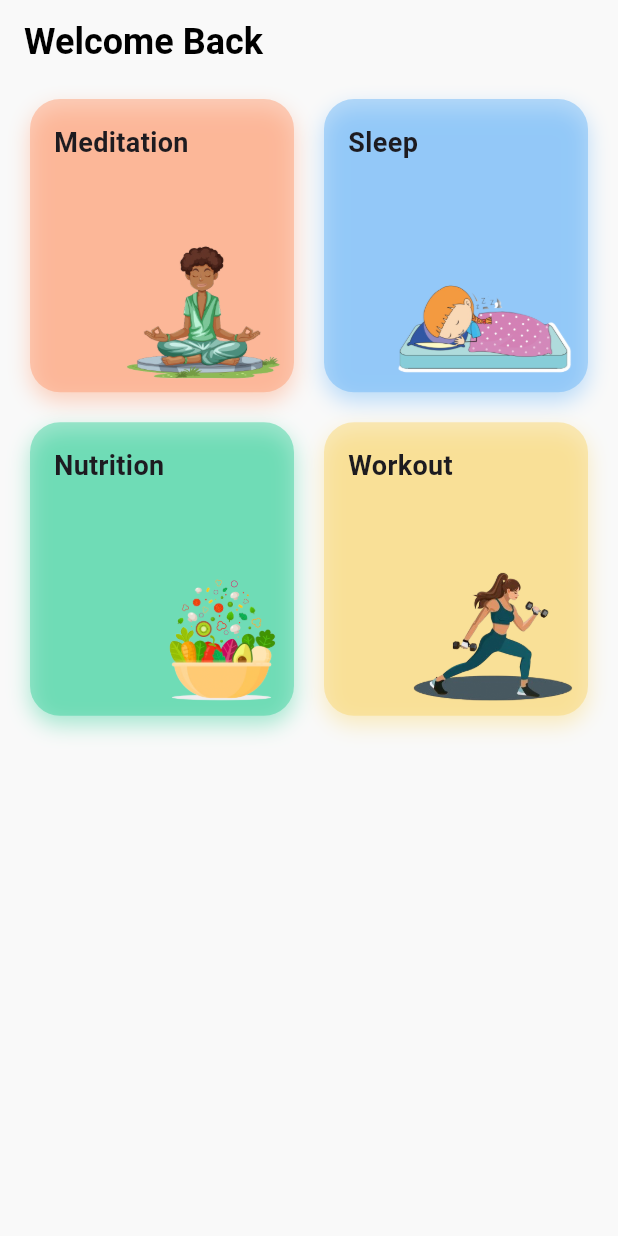
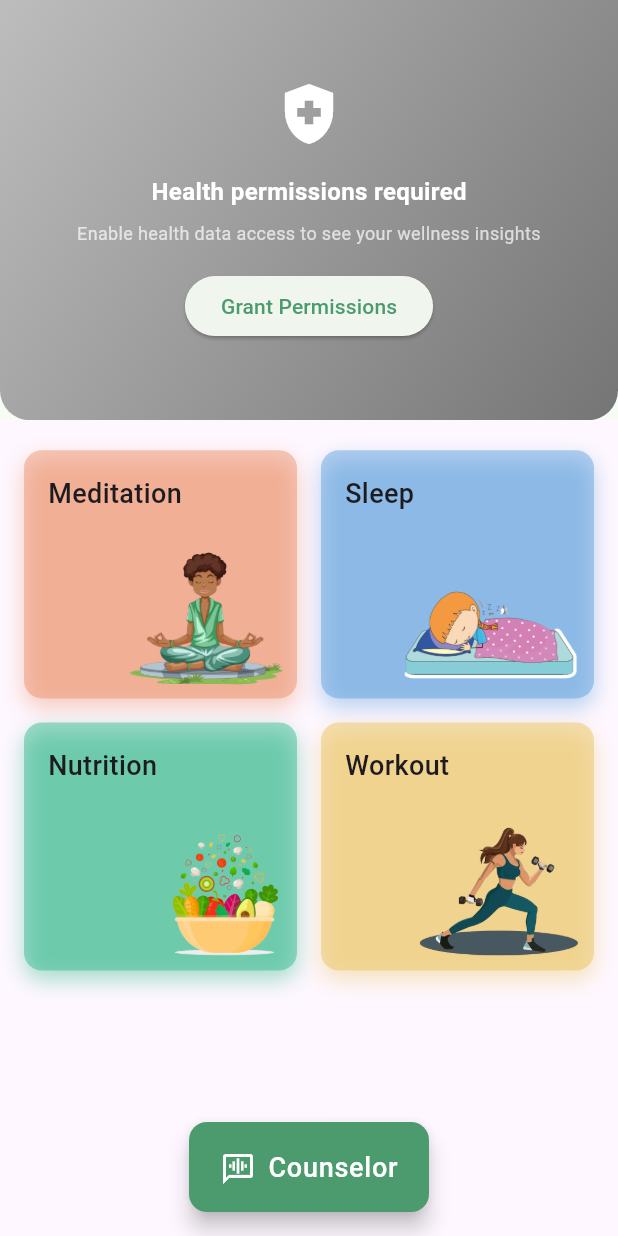
Before and after one commit to sitatec/Waico, a Flutter app: the screen it shows after launch, on a phone screen of 412 x 824 dp. Run offline on Flutter 3.47's test engine with Material 3 defaults, Android fonts, the phone set to English and light mode, and no system bars; our stand-ins replace permission_handler; missing offline and left inert: background_downloader, flutter_ai_toolkit, flutter_gemma, health.

Commit message:
Add health data and counselor CTA to homepage

```diff
--- a/lib/main.dart
+++ b/lib/main.dart
@@ -9,9 +9,16 @@ class App extends StatelessWidget {
   const App({super.key});
 
   @override
-  Widget build(BuildContext context) => MaterialApp(
-    title: 'Gemma 3n Chat',
-    theme: ThemeData(primarySwatch: Colors.blue),
-    home: HomePage(),
-  );
+  Widget build(BuildContext context) {
+    final defaultTheme = Theme.of(context);
+    final primaryColor = Color(0xFF4B9B6E);
+    return MaterialApp(
+      title: 'Gemma 3n Chat',
+      theme: defaultTheme.copyWith(
+        colorScheme: ColorScheme.fromSeed(seedColor: primaryColor).copyWith(primary: primaryColor),
+        appBarTheme: defaultTheme.appBarTheme.copyWith(surfaceTintColor: primaryColor),
+      ),
+      home: HomePage(),
+    );
+  }
 }
--- a/lib/pages/home_page.dart
+++ b/lib/pages/home_page.dart
@@ -1,4 +1,5 @@
 import 'package:flutter/material.dart';
+import '../widgets/health_dashboard.dart';
 
 class HomePage extends StatelessWidget {
   const HomePage({super.key});
@@ -8,46 +9,50 @@ class HomePage extends StatelessWidget {
     final features = <Map<String, dynamic>>[
       {
         'title': 'Meditation',
-        'color': const Color.fromARGB(109, 254, 148, 102),
+        'color': const Color.fromARGB(108, 234, 136, 93),
         'image': {'url': 'assets/images/meditation.png', 'size': 105.0},
       },
       {
         'title': 'Sleep',
-        'color': const Color.fromARGB(109, 93, 175, 247),
+        'color': const Color.fromARGB(108, 79, 152, 216),
         'image': {'url': 'assets/images/sleep.png', 'size': 120.0},
       },
       {
         'title': 'Nutrition',
-        'color': const Color.fromARGB(108, 38, 204, 146),
+        'color': const Color.fromARGB(108, 32, 179, 128),
         'image': {'url': 'assets/images/nutrition.png', 'size': 85.0},
       },
       {
         'title': 'Workout',
-        'color': const Color.fromARGB(110, 250, 211, 100),
+        'color': const Color.fromARGB(118, 232, 194, 89),
         'image': {'url': 'assets/images/workout.png', 'size': 110.0},
       },
     ];
+    final theme = Theme.of(context);
 
     return Scaffold(
-      backgroundColor: const Color(0xFFF9F9F9),
-      appBar: AppBar(
-        title: const Text(
-          'Welcome Back',
-          style: TextStyle(fontWeight: FontWeight.bold, fontSize: 24, color: Colors.black),
+      body: CustomScrollView(
+        slivers: [
+          SliverAppBar(
+            surfaceTintColor: theme.colorScheme.primary,
+            expandedHeight: MediaQuery.sizeOf(context).height * 0.34,
+            flexibleSpace: FlexibleSpaceBar(
+              expandedTitleScale: 1.2,
+              background: ClipRRect(
+                borderRadius: BorderRadius.vertical(bottom: Radius.circular(20)),
+                child: const HealthDashboard(),
               ),
-        backgroundColor: Colors.transparent,
-        elevation: 0,
-        centerTitle: false,
             ),
-      body: Padding(
-        padding: const EdgeInsets.symmetric(horizontal: 20, vertical: 10),
-        child: GridView.builder(
+          ),
+          SliverPadding(
+            padding: const EdgeInsets.symmetric(horizontal: 16, vertical: 20),
+            sliver: SliverGrid.builder(
               itemCount: features.length,
               gridDelegate: const SliverGridDelegateWithFixedCrossAxisCount(
                 crossAxisCount: 2,
-            mainAxisSpacing: 20,
-            crossAxisSpacing: 20,
-            childAspectRatio: 0.9,
+                mainAxisSpacing: 16,
+                crossAxisSpacing: 16,
+                childAspectRatio: 1.1,
               ),
               itemBuilder: (context, index) {
                 final feature = features[index];
@@ -58,6 +63,38 @@ class HomePage extends StatelessWidget {
                   imageSize: feature['image']['size'],
                 );
               },
+            ),
+          ),
+          SliverToBoxAdapter(child: SizedBox(height: 1400)),
+        ],
+      ),
+      floatingActionButtonLocation: FloatingActionButtonLocation.centerFloat,
+      floatingActionButton: Theme(
+        data: theme.copyWith(
+          floatingActionButtonTheme: theme.floatingActionButtonTheme.copyWith(
+            backgroundColor: theme.colorScheme.primary,
+            sizeConstraints: BoxConstraints(minWidth: 160, minHeight: 60),
+          ),
+        ),
+        child: FloatingActionButton(
+          shape: RoundedRectangleBorder(borderRadius: BorderRadius.circular(12)),
+          onPressed: () {},
+          child: Row(
+            mainAxisSize: MainAxisSize.min,
+            crossAxisAlignment: CrossAxisAlignment.end,
+            children: [
+              Icon(Icons.voice_chat, color: theme.colorScheme.onPrimary),
+              const SizedBox(width: 8),
+              Text(
+                "Counselor",
+                style: theme.textTheme.bodyLarge?.copyWith(
+                  fontSize: 18,
+                  fontWeight: FontWeight.w500,
+                  color: theme.colorScheme.onPrimary,
+                ),
+              ),
+            ],
+          ),
         ),
       ),
     );
@@ -77,7 +114,7 @@ class FeatureCard extends StatelessWidget {
     return Container(
       decoration: BoxDecoration(
         color: color,
-        borderRadius: BorderRadius.circular(20),
+        borderRadius: BorderRadius.circular(12),
         boxShadow: [BoxShadow(color: color.withValues(alpha: 0.4), blurRadius: 12, offset: const Offset(0, 6))],
       ),
       child: Stack(
@@ -85,7 +122,7 @@ class FeatureCard extends StatelessWidget {
           Positioned(
             top: 16,
             left: 16,
-            child: Text(title, style: const TextStyle(fontSize: 18, fontWeight: FontWeight.w600)),
+            child: Text(title, style: const TextStyle(fontSize: 18, fontWeight: FontWeight.w500)),
           ),
           Positioned(
             bottom: 8,
--- a/lib/widgets/health_dashboard.dart
+++ b/lib/widgets/health_dashboard.dart
@@ -207,30 +207,38 @@ class _HealthDashboardState extends State<HealthDashboard> {
                   childAspectRatio: 1.2,
                   shrinkWrap: true,
                   children: [
-                    _HealthMetricCard(icon: Icons.directions_walk, title: 'Steps', value: _steps.toString(), unit: ''),
+                    _HealthMetricCard(
+                      icon: Icons.directions_walk,
+                      title: 'Steps',
+                      value: _steps.toString(),
+                      unit: '',
+                      iconSize: 19,
+                    ),
                     _HealthMetricCard(
                       icon: Icons.favorite,
                       title: 'Heart Rate',
                       value: _heartRate.toInt().toString(),
-                      unit: 'bpm',
+                      unit: 'BPM',
+                      iconSize: 17,
                     ),
                     _HealthMetricCard(
                       icon: Icons.local_fire_department,
                       title: 'Calories',
                       value: _calories.toInt().toString(),
-                      unit: 'cal',
+                      unit: 'CAL',
+                      iconSize: 19,
                     ),
                     _HealthMetricCard(
                       icon: Icons.bedtime,
                       title: 'Sleep',
                       value: _sleepHours.toStringAsFixed(1),
-                      unit: 'hrs',
+                      unit: 'HOURS',
                     ),
                     _HealthMetricCard(
                       icon: Icons.water_drop,
                       title: 'Water',
                       value: _waterIntake.toStringAsFixed(1),
-                      unit: 'L',
+                      unit: 'LITERS',
                     ),
                   ],
                 ),
@@ -245,11 +253,18 @@ class _HealthDashboardState extends State<HealthDashboard> {
 
 class _HealthMetricCard extends StatelessWidget {
   final IconData icon;
+  final double iconSize;
   final String title;
   final String value;
   final String unit;
 
-  const _HealthMetricCard({required this.icon, required this.title, required this.value, required this.unit});
+  const _HealthMetricCard({
+    required this.icon,
+    required this.title,
+    required this.value,
+    required this.unit,
+    this.iconSize = 18,
+  });
 
   @override
   Widget build(BuildContext context) {
@@ -268,23 +283,33 @@ class _HealthMetricCard extends StatelessWidget {
             mainAxisAlignment: MainAxisAlignment.center,
             children: [
               const SizedBox(height: 8),
-              Text(title, style: theme.textTheme.titleSmall?.copyWith(color: Colors.white)),
+              Text(title, style: theme.textTheme.bodyLarge?.copyWith(color: Colors.white)),
               const SizedBox(width: 16),
               Column(
                 mainAxisAlignment: MainAxisAlignment.center,
                 children: [
+                  Padding(
+                    padding: const EdgeInsets.all(2),
+                    child: Text(
+                      value,
+                      style: theme.textTheme.headlineMedium?.copyWith(
+                        color: Colors.white,
+                        fontWeight: FontWeight.bold,
+                        fontSize: 27,
+                      ),
+                    ),
+                  ),
                   Text(
-                    value,
-                    style: theme.textTheme.headlineMedium?.copyWith(color: Colors.white, fontWeight: FontWeight.bold),
+                    unit,
+                    style: theme.textTheme.labelSmall?.copyWith(color: Colors.white, fontWeight: FontWeight.bold),
                   ),
-                  Text(unit, style: theme.textTheme.labelLarge?.copyWith(color: Colors.white)),
                 ],
               ),
             ],
           ),
           Align(
             alignment: AlignmentDirectional.topStart,
-            child: Icon(icon, color: Colors.white, size: 20),
+            child: Icon(icon, color: Colors.white, size: iconSize),
           ),
         ],
       ),
```
Lines whose indentation alone changed are shown as unchanged.
